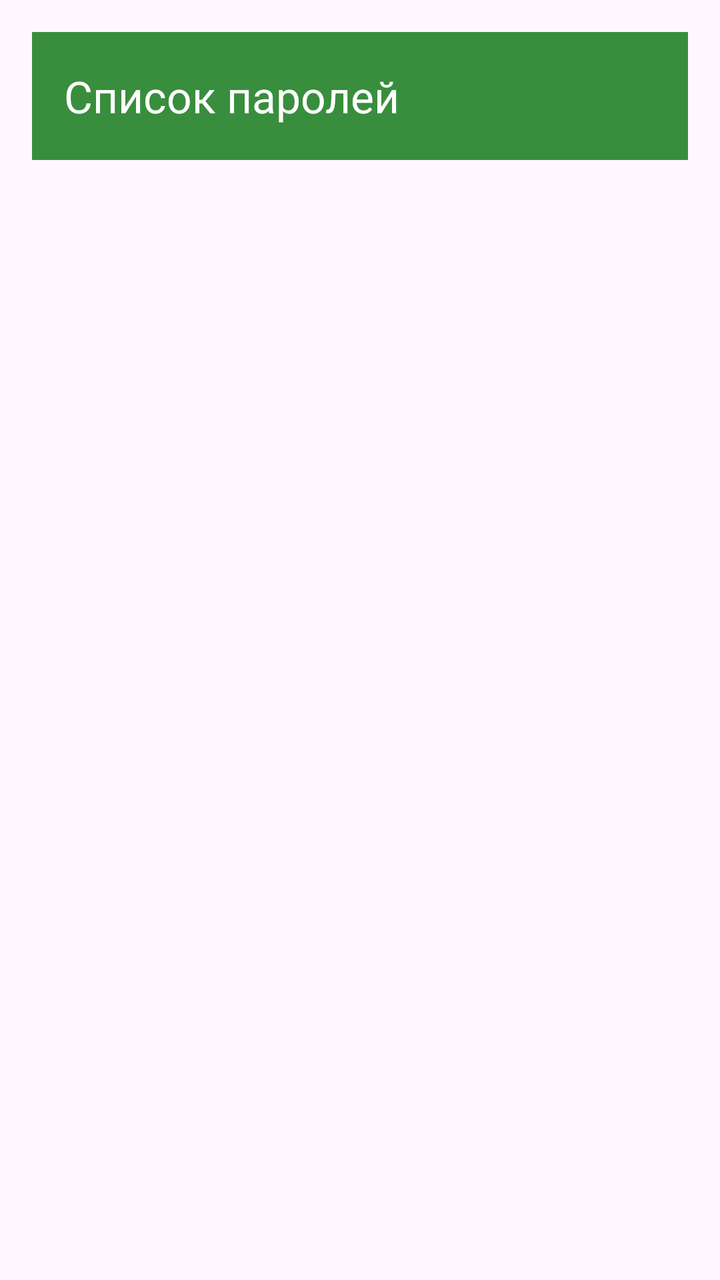
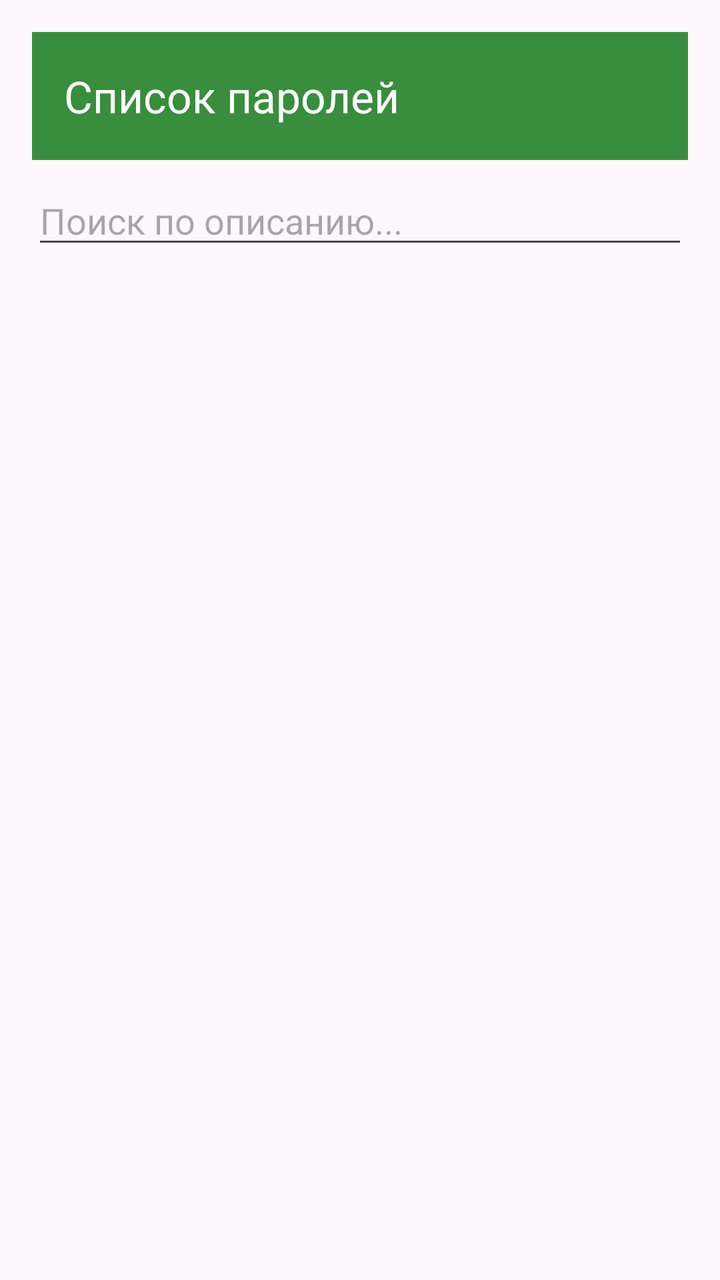

An Android layout rendered at two revisions. The XML below is the earlier revision; the diff shows what the commit changed to produce the second picture.
<!-- AndroidManifest.xml: application theme Theme.PassManager -->
<!-- res/layout/activity_password_list.xml -->
<?xml version="1.0" encoding="utf-8"?>
<androidx.drawerlayout.widget.DrawerLayout xmlns:android="http://schemas.android.com/apk/res/android"
    xmlns:app="http://schemas.android.com/apk/res-auto"
    android:id="@+id/drawerLayout"
    android:layout_width="match_parent"
    android:layout_height="match_parent"
    android:fitsSystemWindows="true">

    
    <androidx.constraintlayout.widget.ConstraintLayout
        android:layout_width="match_parent"
        android:layout_height="match_parent"
        android:padding="16dp"
        android:fitsSystemWindows="true">

        <androidx.appcompat.widget.Toolbar
            android:id="@+id/toolbar"
            android:layout_width="0dp"
            android:layout_height="?attr/actionBarSize"
            android:background="?attr/colorPrimary"
            android:theme="@style/ThemeOverlay.AppCompat.Dark.ActionBar"
            app:popupTheme="@style/ThemeOverlay.AppCompat.Light"
            app:title="Список паролей"
            app:layout_constraintTop_toTopOf="parent"
            app:layout_constraintStart_toStartOf="parent"
            app:layout_constraintEnd_toEndOf="parent" />

        <androidx.recyclerview.widget.RecyclerView
            android:id="@+id/recyclerView"
            android:layout_width="0dp"
            android:layout_height="0dp"
            android:clipToPadding="false"
            android:paddingTop="8dp"
            android:paddingBottom="16dp"
            app:layout_constraintTop_toBottomOf="@id/toolbar"
            app:layout_constraintBottom_toBottomOf="parent"
            app:layout_constraintStart_toStartOf="parent"
            app:layout_constraintEnd_toEndOf="parent" />

        <TextView
            android:id="@+id/emptyMessageText"
            android:layout_width="wrap_content"
            android:layout_height="wrap_content"
            android:text="Вы ещё не сохранили ни одного пароля"
            android:textSize="16sp"
            android:textColor="?attr/colorOnSurfaceVariant"
            android:gravity="center"
            android:visibility="gone"
            app:layout_constraintTop_toBottomOf="@id/toolbar"
            app:layout_constraintBottom_toBottomOf="parent"
            app:layout_constraintStart_toStartOf="parent"
            app:layout_constraintEnd_toEndOf="parent" />

    </androidx.constraintlayout.widget.ConstraintLayout>

    
    <com.google.android.material.navigation.NavigationView
        android:id="@+id/navigationView"
        android:layout_width="wrap_content"
        android:layout_height="match_parent"
        android:layout_gravity="start"
        app:headerLayout="@layout/nav_header"
        app:menu="@menu/drawer_menu" />

</androidx.drawerlayout.widget.DrawerLayout>
<!-- res/layout/nav_header.xml (included above) -->
<?xml version="1.0" encoding="utf-8"?>
<FrameLayout xmlns:android="http://schemas.android.com/apk/res/android"
    android:layout_width="match_parent"
    android:layout_height="128dp"
    android:background="?attr/colorPrimary"
    android:theme="@style/ThemeOverlay.AppCompat.Dark"
    android:paddingStart="16dp"
    android:paddingEnd="16dp"
    android:paddingTop="16dp"
    android:paddingBottom="16dp">

    <TextView
        android:layout_width="match_parent"
        android:layout_height="wrap_content"
        android:layout_gravity="center_vertical"
        android:text="Менеджер паролей"
        android:textSize="18sp"
        android:textStyle="bold"
        android:textColor="?attr/colorOnPrimary" />

</FrameLayout>
<!-- resources referenced by this layout -->
<resources>
  <style name="Theme.PassManager" parent="Theme.Material3.DayNight.NoActionBar">
          <item name="colorPrimary">@color/color_primary</item> /&gt;
      </style>
  <color name="color_primary">#388E3C</color>
</resources>

<!-- the commit's change to res/layout/activity_password_list.xml (unified diff, before → after) -->
@@ -6,7 +6,6 @@
     android:layout_height="match_parent"
     android:fitsSystemWindows="true">
 
-    
     <androidx.constraintlayout.widget.ConstraintLayout
         android:layout_width="match_parent"
         android:layout_height="match_parent"
@@ -25,14 +24,27 @@
             app:layout_constraintStart_toStartOf="parent"
             app:layout_constraintEnd_toEndOf="parent" />
 
+        
+        <EditText
+            android:id="@+id/searchEditText"
+            android:layout_width="0dp"
+            android:layout_height="wrap_content"
+            android:hint="Поиск по описанию..."
+            android:inputType="text"
+            android:importantForAutofill="no"
+            android:layout_marginTop="8dp"
+            android:layout_marginBottom="16dp"
+            app:layout_constraintTop_toBottomOf="@id/toolbar"
+            app:layout_constraintStart_toStartOf="parent"
+            app:layout_constraintEnd_toEndOf="parent" />
+
         <androidx.recyclerview.widget.RecyclerView
             android:id="@+id/recyclerView"
             android:layout_width="0dp"
             android:layout_height="0dp"
             android:clipToPadding="false"
-            android:paddingTop="8dp"
             android:paddingBottom="16dp"
-            app:layout_constraintTop_toBottomOf="@id/toolbar"
+            app:layout_constraintTop_toBottomOf="@id/searchEditText"
             app:layout_constraintBottom_toBottomOf="parent"
             app:layout_constraintStart_toStartOf="parent"
             app:layout_constraintEnd_toEndOf="parent" />
@@ -46,14 +58,13 @@
             android:textColor="?attr/colorOnSurfaceVariant"
             android:gravity="center"
             android:visibility="gone"
-            app:layout_constraintTop_toBottomOf="@id/toolbar"
+            app:layout_constraintTop_toBottomOf="@id/searchEditText"
             app:layout_constraintBottom_toBottomOf="parent"
             app:layout_constraintStart_toStartOf="parent"
             app:layout_constraintEnd_toEndOf="parent" />
 
     </androidx.constraintlayout.widget.ConstraintLayout>
 
-    
     <com.google.android.material.navigation.NavigationView
         android:id="@+id/navigationView"
         android:layout_width="wrap_content"
